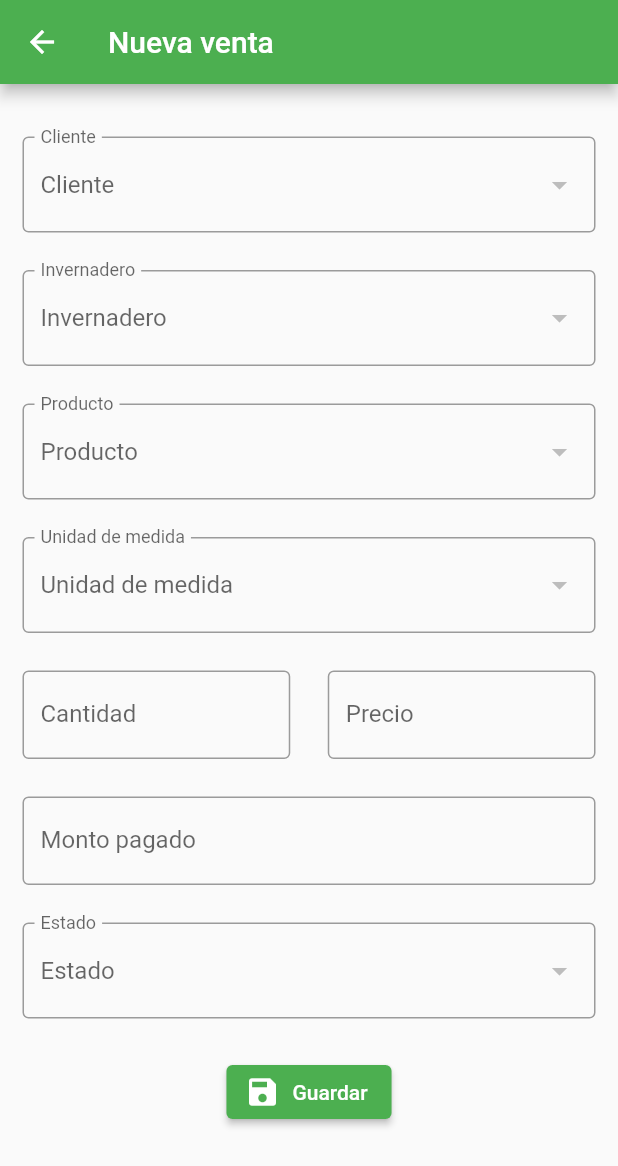
After one commit to cjosue15/flutter-pepinos, a Flutter app: the VentasForm screen opened by its route, on a phone screen of 412 x 824 dp. The commit adds this screen. Shown: the top 1166 px of the screen. Run offline on Flutter 3.47's test engine with Material 2 defaults, Android fonts, the phone set to English and light mode, and no system bars; our stand-ins replace dio; network calls fail.

Commit message:
ventas init structure

```diff
--- /dev/null
+++ b/lib/src/models/venta_cabecera_model.dart
@@ -0,0 +1,42 @@
+import 'dart:convert';
+
+VentasCabecera ventasCabeceraFromJson(String str) =>
+    VentasCabecera.fromJson(json.decode(str));
+
+String ventasCabeceraToJson(VentasCabecera data) => json.encode(data.toJson());
+
+class VentasCabecera {
+  VentasCabecera({
+    this.idVentaCabecera,
+    this.idInvernadero,
+    this.idCliente,
+    this.montoTotal,
+    this.idEstado,
+    this.montoPagado,
+  });
+
+  int idVentaCabecera;
+  int idInvernadero;
+  int idCliente;
+  double montoTotal;
+  int idEstado;
+  double montoPagado;
+
+  factory VentasCabecera.fromJson(Map<String, dynamic> json) => VentasCabecera(
+        idVentaCabecera: json["id_venta_cabecera"],
+        idInvernadero: json["id_invernadero"],
+        idCliente: json["id_cliente"],
+        montoTotal: json["monto_total"].toDouble(),
+        idEstado: json["id_estado"],
+        montoPagado: json["monto_pagado"].toDouble(),
+      );
+
+  Map<String, dynamic> toJson() => {
+        "id_venta_cabecera": idVentaCabecera,
+        "id_invernadero": idInvernadero,
+        "id_cliente": idCliente,
+        "monto_total": montoTotal,
+        "id_estado": idEstado,
+        "monto_pagado": montoPagado,
+      };
+}
--- /dev/null
+++ b/lib/src/models/venta_detalle_model.dart
@@ -0,0 +1,42 @@
+import 'dart:convert';
+
+VentasDetalle ventasDetalleFromJson(String str) =>
+    VentasDetalle.fromJson(json.decode(str));
+
+String ventasDetalleToJson(VentasDetalle data) => json.encode(data.toJson());
+
+class VentasDetalle {
+  VentasDetalle({
+    this.idVentaDetalle,
+    this.idVentaCabecera,
+    this.idUnidadMedida,
+    this.cantidad,
+    this.precioUnitario,
+    this.idProducto,
+  });
+
+  int idVentaDetalle;
+  int idVentaCabecera;
+  int idUnidadMedida;
+  int cantidad;
+  double precioUnitario;
+  int idProducto;
+
+  factory VentasDetalle.fromJson(Map<String, dynamic> json) => VentasDetalle(
+        idVentaDetalle: json["id_venta_detalle"],
+        idVentaCabecera: json["id_venta_cabecera"],
+        idUnidadMedida: json["id_unidad_medida"],
+        cantidad: json["cantidad"],
+        precioUnitario: json["precio_unitario"].toDouble(),
+        idProducto: json["id_producto"],
+      );
+
+  Map<String, dynamic> toJson() => {
+        "id_venta_detalle": idVentaDetalle,
+        "id_venta_cabecera": idVentaCabecera,
+        "id_unidad_medida": idUnidadMedida,
+        "cantidad": cantidad,
+        "precio_unitario": precioUnitario,
+        "id_producto": idProducto,
+      };
+}
--- /dev/null
+++ b/lib/src/pages/ventas_form.dart
@@ -0,0 +1,251 @@
+import 'package:flutter/material.dart';
+import 'package:pepinos/src/models/dropdown_items.dart';
+import 'package:pepinos/src/providers/dropdowns_provider.dart';
+import 'package:pepinos/src/utils/constants.dart';
+import 'package:pepinos/src/widgets/dropdown.dart';
+import 'package:pepinos/src/utils/utils_validatos.dart' as validators;
+
+class VentasForm extends StatefulWidget {
+  @override
+  _VentasFormState createState() => _VentasFormState();
+}
+
+class _VentasFormState extends State<VentasForm> {
+  DropdownProvider _dropdownProvider = new DropdownProvider();
+  final formKey = GlobalKey<FormState>();
+  List<DropdownItem> _clientes = [];
+  // List<DropdownItem> currentClientes = clientes;
+  DropdownItem selectedClient;
+  DropdownItem selectedInvernadero;
+  DropdownItem selectedProducto;
+  DropdownItem selectedUnidadMedida;
+  DropdownItem selectedEstado;
+  bool _isSaving = false;
+
+  @override
+  void initState() {
+    super.initState();
+    Future.delayed(Duration.zero).then((_) async {
+      final clientes = await _dropdownProvider.getClienteDropdown();
+      setState(() {
+        _clientes = clientes;
+      });
+    });
+  }
+
+  @override
+  Widget build(BuildContext context) {
+    return Scaffold(
+      appBar: AppBar(
+        title: Text('Nueva venta'),
+      ),
+      body: SingleChildScrollView(
+        child: Container(
+          padding: EdgeInsets.all(ConstantsForm.padding),
+          margin: EdgeInsets.only(top: ConstantsForm.margin),
+          child: Form(
+            key: formKey,
+            child: Column(
+              children: <Widget>[
+                _createDropdownCliente(),
+                SizedBox(height: ConstantsForm.height),
+                _createDropdownInvernadero(),
+                SizedBox(height: ConstantsForm.height),
+                _createDropdownProducto(),
+                SizedBox(height: ConstantsForm.height),
+                _createDropdownUnidadMedida(),
+                SizedBox(height: ConstantsForm.height),
+                Row(
+                  children: <Widget>[
+                    _createCantidad(),
+                    _createPrecio(),
+                  ],
+                ),
+                SizedBox(height: ConstantsForm.height),
+                _createMontoPagado(),
+                SizedBox(height: ConstantsForm.height),
+                _createDropdownEstado(),
+                SizedBox(height: ConstantsForm.height),
+                _crearButton(context),
+                SizedBox(height: ConstantsForm.height),
+              ],
+            ),
+          ),
+        ),
+      ),
+    );
+  }
+
+  Widget _createDropdownCliente() {
+    return AppDropdownInput(
+      hintText: 'Cliente',
+      options: _clientes,
+      value: selectedClient,
+      onChanged: (DropdownItem cliente) {
+        setState(() {
+          selectedClient = cliente;
+        });
+      },
+      validator: (value) => value == null ? 'Ingrese un cliente' : null,
+    );
+  }
+
+  Widget _createDropdownInvernadero() {
+    return AppDropdownInput(
+      hintText: "Invernadero",
+      options: _clientes,
+      value: selectedInvernadero,
+      onChanged: (DropdownItem cliente) {
+        setState(() {
+          selectedInvernadero = cliente;
+        });
+      },
+      validator: (value) => value == null ? 'Ingrese un invernadero' : null,
+    );
+  }
+
+  Widget _createDropdownProducto() {
+    return AppDropdownInput(
+      hintText: "Producto",
+      options: _clientes,
+      value: selectedProducto,
+      onChanged: (DropdownItem cliente) {
+        setState(() {
+          selectedProducto = cliente;
+        });
+      },
+      validator: (value) => value == null ? 'Ingrese un producto' : null,
+    );
+  }
+
+  Widget _createDropdownUnidadMedida() {
+    return AppDropdownInput(
+      hintText: "Unidad de medida",
+      options: _clientes,
+      value: selectedUnidadMedida,
+      onChanged: (DropdownItem cliente) {
+        setState(() {
+          selectedUnidadMedida = cliente;
+        });
+      },
+      validator: (value) =>
+          value == null ? 'Ingrese la unidad de medida' : null,
+    );
+  }
+
+  Widget _createCantidad() {
+    return Expanded(
+      child: Container(
+        margin: EdgeInsets.only(right: 12.5),
+        child: TextFormField(
+          // controller: _nameController,
+          initialValue: '',
+          decoration: InputDecoration(
+            labelText: 'Cantidad',
+            border: OutlineInputBorder(),
+          ),
+          // onSaved: (value) => cliente.nombres = value,
+          validator: (value) => validators.isTextEmpty(
+              value: value, length: 1, message: 'Ingrese la cantidad'),
+        ),
+      ),
+    );
+  }
+
+  Widget _createPrecio() {
+    return Expanded(
+      child: Container(
+        margin: EdgeInsets.only(left: 12.5),
+        child: TextFormField(
+          // controller: _nameController,
+          initialValue: '',
+          decoration: InputDecoration(
+            labelText: 'Precio',
+            border: OutlineInputBorder(),
+          ),
+          // onSaved: (value) => cliente.nombres = value,
+          validator: (value) => validators.isTextEmpty(
+              value: value, length: 1, message: 'Ingrese la precio'),
+        ),
+      ),
+    );
+  }
+
+  Widget _createMontoPagado() {
+    return TextFormField(
+      // controller: _nameController,
+      initialValue: '',
+      decoration: InputDecoration(
+        labelText: 'Monto pagado',
+        border: OutlineInputBorder(),
+      ),
+      // onSaved: (value) => cliente.nombres = value,
+      validator: (value) => validators.isTextEmpty(
+          value: value, length: 1, message: 'Ingrese el monto pagado'),
+    );
+  }
+
+  Widget _createDropdownEstado() {
+    return AppDropdownInput(
+      hintText: "Estado",
+      options: _clientes,
+      value: selectedEstado,
+      onChanged: (DropdownItem cliente) {
+        setState(() {
+          selectedEstado = cliente;
+        });
+      },
+      validator: (value) => value == null ? 'Ingrese un estado' : null,
+    );
+  }
+
+  Widget _crearButton(BuildContext context) {
+    return ElevatedButton.icon(
+      // onPressed: _isSaving ? null : () => _submit(context),
+      onPressed: () => _submit(context),
+      icon: Icon(Icons.save),
+      // label: _isSaving ? Text('Guardando') : Text('Guardar'),
+      label: Text('Guardar'),
+    );
+  }
+
+  void _submit(BuildContext context) async {
+    String response;
+    try {
+      if (!formKey.currentState.validate()) return;
+      // setState(() {
+      //   _isSaving = true;
+      // });
+      formKey.currentState.save();
+      // if (_idCliente != null) {
+      //   // editar
+      //   response = await _clienteProvider.updateClient(cliente);
+      // } else {
+      //   response = await _clienteProvider.createProduct(cliente);
+      // }
+      // _customAlertDialog.confirmAlert(
+      //     context: context,
+      //     title: 'Registro exitoso',
+      //     description: response,
+      //     text: 'Aceptar',
+      //     backFunction: () => Navigator.pop(context));
+      // setState(() {
+      //   _isSaving = false;
+      // });
+    } catch (e) {
+      // _customAlertDialog.errorAlert(
+      //   context: context,
+      //   title: 'Ops!',
+      //   description: 'Ocurrio un error.',
+      //   text: 'Aceptar',
+      //   // backFunction: () => Navigator.pop(context)
+      // );
+      // setState(() {
+      //   _isSaving = false;
+      // });
+      // setState(() {
+      //   _isSaving = false;
+      // });
+    }
+  }
+}
--- a/lib/src/pages/ventas_page.dart
+++ b/lib/src/pages/ventas_page.dart
@@ -23,8 +23,18 @@ class _VentasPageState extends State<VentasPage> {
     return Scaffold(
       appBar: AppBar(
         title: Text('Ventas'),
+        actions: <Widget>[
+          IconButton(
+              icon: Icon(Icons.add), onPressed: () => _goVenta(context, null))
+        ],
       ),
       drawer: DrawerMenu(),
     );
   }
+
+  void _goVenta(BuildContext context, param1) {
+    // Navigator.pushNamed(context, 'clientes/formulario',
+    //   arguments: idCliente == null || idCliente.isEmpty ? null : idCliente);
+    Navigator.pushNamed(context, 'ventas/form');
+  }
 }
--- a/lib/src/routes/routes.dart
+++ b/lib/src/routes/routes.dart
@@ -1,12 +1,14 @@
 import 'package:flutter/material.dart';
 import 'package:pepinos/src/pages/cliente_detail_page.dart';
 import 'package:pepinos/src/pages/clientes_page.dart';
+import 'package:pepinos/src/pages/ventas_form.dart';
 import 'package:pepinos/src/pages/ventas_page.dart';
 
 Map<String, WidgetBuilder> getAplicationRoutes() {
   return <String, WidgetBuilder>{
     '/': (BuildContext context) => VentasPage(),
+    'ventas/form': (BuildContext context) => VentasForm(),
     'clientes': (BuildContext context) => ClientesPage(),
-    'clientes/formulario': (BuildContext context) => ClienteDetailPage(),
+    'clientes/form': (BuildContext context) => ClienteDetailPage(),
   };
 }
```
Also changed, not shown: lib/src/models/ventas_model.dart (deleted).
